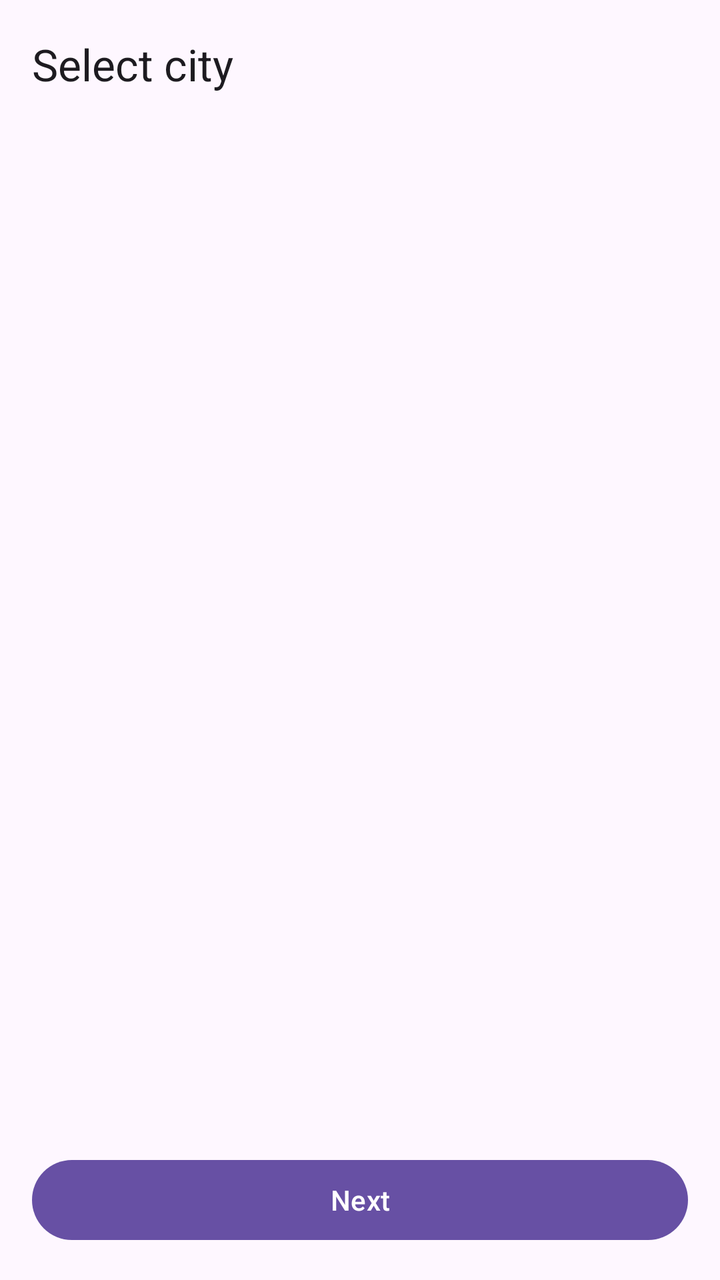
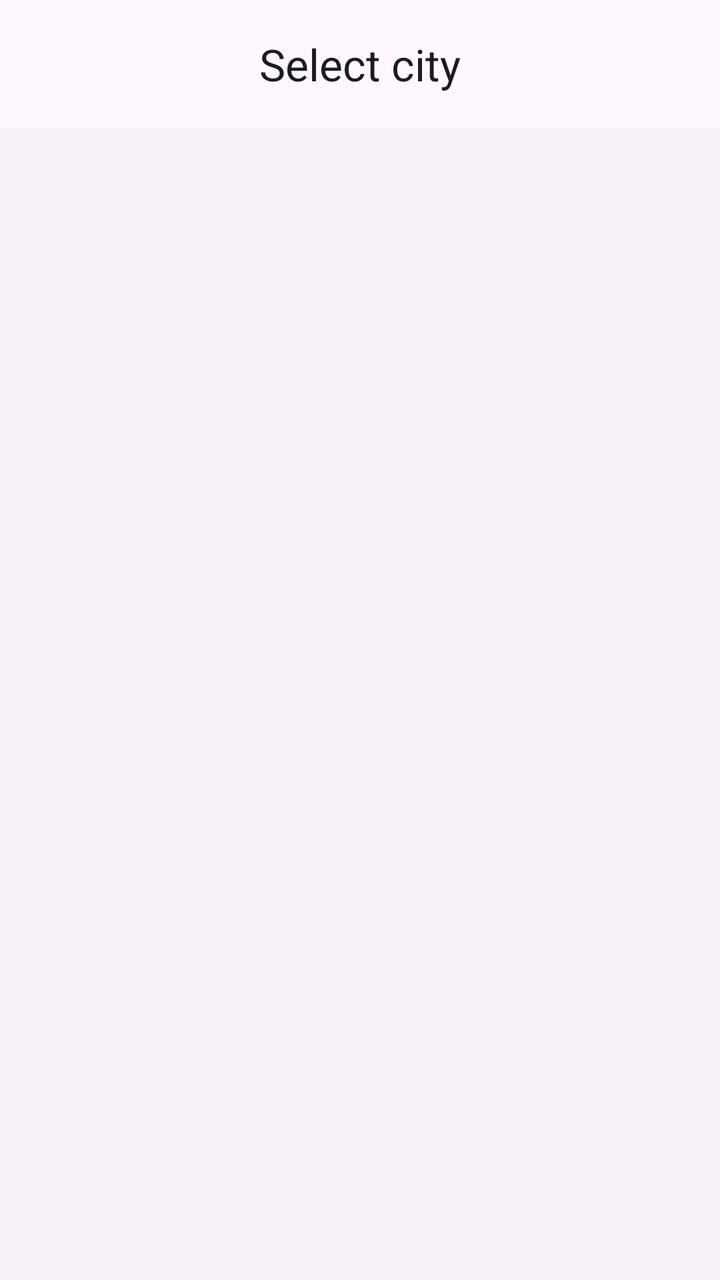

Compare the two renders of this Android layout. The source of the first and the diff that turns it into the second are given below.
<!-- AndroidManifest.xml: application theme Theme.KharkivMetro -->
<!-- res/layout/fragment_selectmap.xml -->
<?xml version="1.0" encoding="utf-8"?>
<androidx.constraintlayout.widget.ConstraintLayout
        xmlns:android="http://schemas.android.com/apk/res/android"
        xmlns:tools="http://schemas.android.com/tools"
        xmlns:app="http://schemas.android.com/apk/res-auto"
        android:layout_width="match_parent"
        android:layout_height="match_parent">

    <com.google.android.material.appbar.AppBarLayout
            android:id="@+id/appBarLayout"
            android:layout_width="match_parent"
            android:layout_height="wrap_content"
            android:fitsSystemWindows="true"
            app:liftOnScroll="true"
            app:layout_constraintTop_toTopOf="parent">

        <com.google.android.material.appbar.MaterialToolbar
                android:id="@+id/toolbar"
                android:layout_width="match_parent"
                android:layout_height="?attr/actionBarSize"
                app:title="@string/label_select_city"/>

    </com.google.android.material.appbar.AppBarLayout>
    
    <RadioGroup
            android:id="@+id/radio_group"
            android:layout_width="match_parent"
            android:layout_height="0dp"
            app:layout_constraintTop_toBottomOf="@id/appBarLayout"
            app:layout_constraintBottom_toTopOf="@id/next_button"
            android:padding="8dp">
    </RadioGroup>

    <com.google.android.material.button.MaterialButton
            android:id="@+id/next_button"
            android:layout_margin="16dp"
            android:layout_width="match_parent"
            android:layout_height="wrap_content"
            android:text="@string/btn_next"
            app:layout_constraintTop_toBottomOf="@id/radio_group"
            app:layout_constraintBottom_toBottomOf="parent"/>
</androidx.constraintlayout.widget.ConstraintLayout>
<!-- resources referenced by this layout -->
<resources>
  <string name="btn_next">Next</string>
  <string name="label_select_city">Select city</string>
  <style name="Theme.KharkivMetro" parent="@style/Theme.Material3.DayNight.NoActionBar">
          <item name="android:statusBarColor">@android:color/transparent</item>
          <item name="android:windowLightStatusBar">true</item>
      </style>
</resources>

<!-- the commit's change to res/layout/fragment_selectmap.xml (unified diff, before → after) -->
@@ -1,42 +1,41 @@
 <?xml version="1.0" encoding="utf-8"?>
-<androidx.constraintlayout.widget.ConstraintLayout
+<LinearLayout
         xmlns:android="http://schemas.android.com/apk/res/android"
-        xmlns:tools="http://schemas.android.com/tools"
         xmlns:app="http://schemas.android.com/apk/res-auto"
         android:layout_width="match_parent"
-        android:layout_height="match_parent">
+        android:layout_height="match_parent"
+        android:background="?attr/colorSurfaceContainerLow"
+        android:fitsSystemWindows="true"
+        android:orientation="vertical">
 
     <com.google.android.material.appbar.AppBarLayout
             android:id="@+id/appBarLayout"
             android:layout_width="match_parent"
             android:layout_height="wrap_content"
-            android:fitsSystemWindows="true"
-            app:liftOnScroll="true"
-            app:layout_constraintTop_toTopOf="parent">
+            android:fitsSystemWindows="true">
 
         <com.google.android.material.appbar.MaterialToolbar
                 android:id="@+id/toolbar"
+                style="@style/Widget.Material3.Toolbar"
                 android:layout_width="match_parent"
-                android:layout_height="?attr/actionBarSize"
-                app:title="@string/label_select_city"/>
+                android:layout_height="wrap_content"
+                app:title="@string/label_select_city"
+                app:titleCentered="true" />
 
     </com.google.android.material.appbar.AppBarLayout>
-    
-    <RadioGroup
-            android:id="@+id/radio_group"
+
+    <ScrollView
             android:layout_width="match_parent"
-            android:layout_height="0dp"
-            app:layout_constraintTop_toBottomOf="@id/appBarLayout"
-            app:layout_constraintBottom_toTopOf="@id/next_button"
-            android:padding="8dp">
-    </RadioGroup>
+            android:layout_height="match_parent"
+            android:clipToPadding="false">
 
-    <com.google.android.material.button.MaterialButton
-            android:id="@+id/next_button"
-            android:layout_margin="16dp"
-            android:layout_width="match_parent"
-            android:layout_height="wrap_content"
-            android:text="@string/btn_next"
-            app:layout_constraintTop_toBottomOf="@id/radio_group"
-            app:layout_constraintBottom_toBottomOf="parent"/>
-</androidx.constraintlayout.widget.ConstraintLayout>
+        <LinearLayout
+                android:id="@+id/citiesContainer"
+                android:layout_width="match_parent"
+                android:layout_height="wrap_content"
+                android:orientation="vertical"
+                android:padding="16dp" />
+
+    </ScrollView>
+
+</LinearLayout>
<!-- resource entries referenced after the edit -->
@@ -1,10 +1,11 @@
 <!-- resources referenced by this layout -->
 <resources>
-  <string name="btn_next">Next</string>
   <string name="label_select_city">Select city</string>
   <style name="Theme.KharkivMetro" parent="@style/Theme.Material3.DayNight.NoActionBar">
           <item name="android:statusBarColor">@android:color/transparent</item>
           <item name="android:windowLightStatusBar">true</item>
+          
+          <item name="android:windowBackground">?attr/colorSurfaceContainer</item>
       </style>
 </resources>
 
